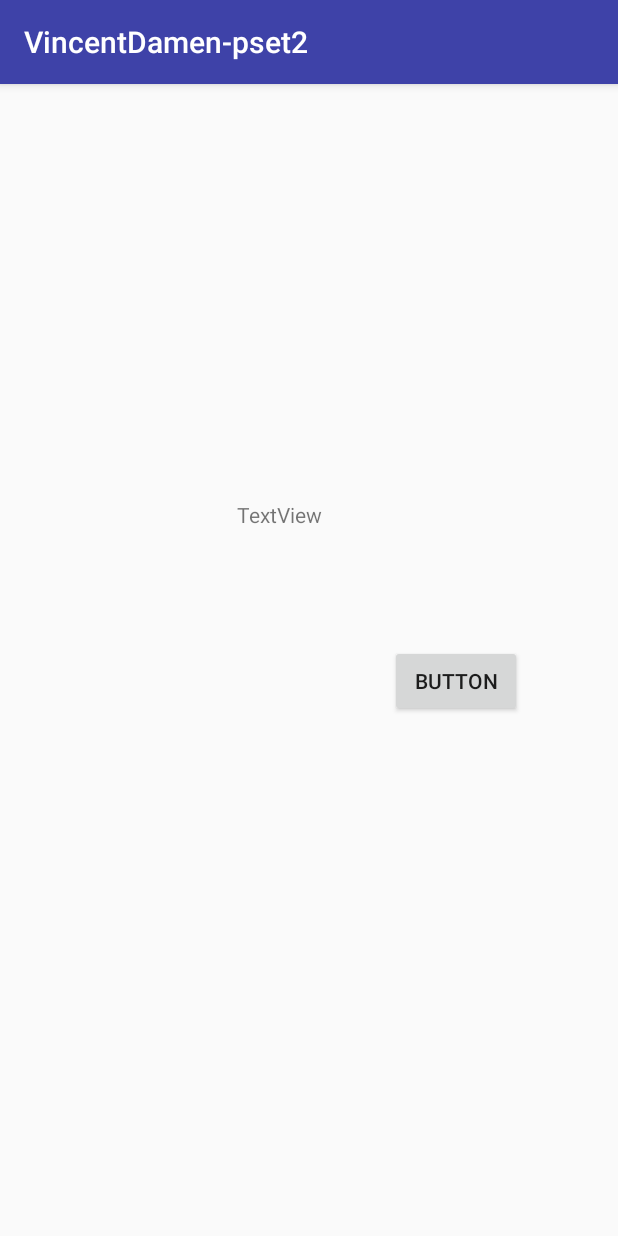
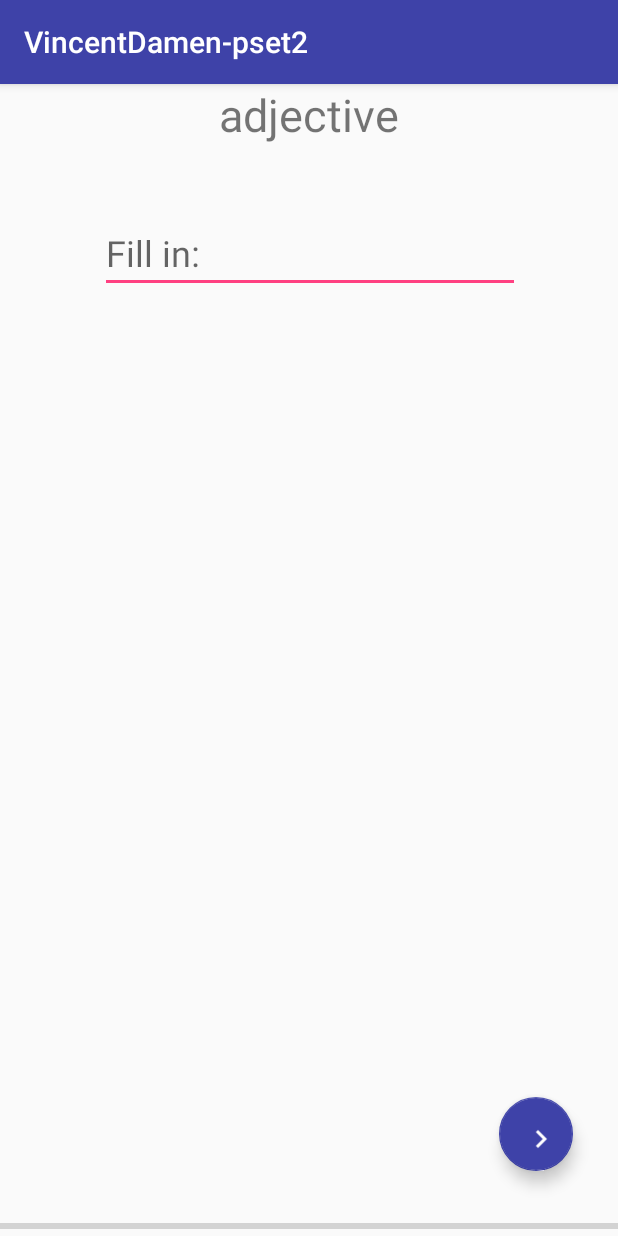
Before and after one commit to vincentdamen/AppStudio, an Android app: the screen it shows after launch (Input_words), after a tap on "RANDOM TEXT", on a phone screen of 412 x 824 dp. Run offline under Robolectric (Android 15) with nearby library versions, the phone set to English and light mode, and no system bars.

Commit message:
Finished the application

```diff
--- a/VincentDamenpset2/app/build.gradle
+++ b/VincentDamenpset2/app/build.gradle
@@ -25,4 +25,5 @@ dependencies {
     testImplementation 'junit:junit:4.12'
     androidTestImplementation 'com.android.support.test:runner:1.0.1'
     androidTestImplementation 'com.android.support.test.espresso:espresso-core:3.0.1'
+    implementation 'com.android.support:design:26.1.0'
 }
--- a/VincentDamenpset2/app/src/main/AndroidManifest.xml
+++ b/VincentDamenpset2/app/src/main/AndroidManifest.xml
@@ -17,7 +17,8 @@
             </intent-filter>
         </activity>
         <activity android:name=".Input_words" />
-        <activity android:name=".select_file"></activity>
+        <activity android:name=".select_file" />
+        <activity android:name=".Result_page"></activity>
     </application>
 
 </manifest>
--- /dev/null
+++ b/VincentDamenpset2/app/src/main/assets/madlib0_simple.txt
@@ -0,0 +1,3 @@
+I wannabe a <job> when I grow up.
+Just like my dad.
+Life is <adjective> like that!
--- a/VincentDamenpset2/app/src/main/java/com/example/vincent/vincentdamen_pset2/Input_words.java
+++ b/VincentDamenpset2/app/src/main/java/com/example/vincent/vincentdamen_pset2/Input_words.java
@@ -4,28 +4,90 @@ import android.content.Intent;
 import android.support.v7.app.AppCompatActivity;
 import android.os.Bundle;
 import android.view.View;
+import android.widget.EditText;
+import android.widget.ProgressBar;
 import android.widget.TextView;
 
-import org.w3c.dom.Text;
 
+import java.io.IOException;
 import java.io.InputStream;
+import java.util.Objects;
 
 public class Input_words extends AppCompatActivity {
+    int totalWords = 0;
+    int wordsDone = 0;
+    String currentWord = " ";
+    TextView placeHolder;
+    ProgressBar progressBar;
+    EditText editBox;
+    Story story;
+    String file;
     @Override
     protected void onCreate(Bundle savedInstanceState) {
         super.onCreate(savedInstanceState);
         setContentView(R.layout.activity_input_words);
+        Intent intent = getIntent();
+        file = intent.getStringExtra("file");
+        story=getStory(file);
+        placeHolder = (TextView) findViewById(R.id.Input);
+        progressBar = (ProgressBar) findViewById(R.id.progressBar);
+        editBox = (EditText) findViewById(R.id.editBox);
+        totalWords= story.getPlaceholderRemainingCount();
+        currentWord = story.getNextPlaceholder();
+        placeHolder.setText(currentWord);
+        changeProgress(totalWords,wordsDone,progressBar);
+        findViewById(R.id.submit).setOnClickListener(new Listener());
+    }
+
+    public Story getStory(String inFile) {
+        try {
+            InputStream Stream = getAssets().open(inFile);
+            return new Story(Stream);
+        } catch (IOException e) {
+            return null;
+        }
+    }
+    public class Listener implements View.OnClickListener {
+
+        @Override
+        public void onClick(View view) {
+            submitWord();
+        }
     }
 
     @Override
     public void onBackPressed() {
+        story.clear();
         Intent intent = new Intent(this, Initial_screen.class);
         startActivity(intent);
         finish();
     }
-    public void changeText(View view){
-        Intent intent= getIntent();
-        String file = intent.getStringExtra("file");
-        TextView textViewToChange = (TextView) findViewById(R.id.textView2);
-        textViewToChange.setText(file);}
+    public void changeProgress(int totalWords, int wordsDone, ProgressBar progressBar){
+        progressBar.setMax(totalWords);
+        progressBar.setProgress(wordsDone);
+    }
+    public void submitWord(){
+
+        String newWord = editBox.getText().toString();
+        if (!Objects.equals(newWord, "")){
+            wordsDone+=1;
+            changeProgress(totalWords,wordsDone,progressBar);
+            story.fillInPlaceholder(newWord);
+            editBox.setText("");
+            currentWord = story.getNextPlaceholder();
+            placeHolder.setText(currentWord);
+            if (totalWords!=wordsDone+1) {
+                wordsDone=0;
+                String result = story.toString();
+                showResult(result,file);
+            }
+        }
+    }
+    public void showResult(String result,String file){
+        Intent intent = new Intent(this, Result_page.class);
+        intent.putExtra("story",result);
+        intent.putExtra("file",file);
+        startActivity(intent);
+        finish();
+    }
 }
--- a/VincentDamenpset2/app/src/main/res/layout/activity_input_words.xml
+++ b/VincentDamenpset2/app/src/main/res/layout/activity_input_words.xml
@@ -1,39 +1,98 @@
 <?xml version="1.0" encoding="utf-8"?>
-<android.support.constraint.ConstraintLayout xmlns:android="http://schemas.android.com/apk/res/android"
+<android.widget.LinearLayout xmlns:android="http://schemas.android.com/apk/res/android"
     xmlns:app="http://schemas.android.com/apk/res-auto"
     xmlns:tools="http://schemas.android.com/tools"
     android:layout_width="match_parent"
     android:layout_height="match_parent"
+    android:orientation="vertical"
     tools:context="com.example.vincent.vincentdamen_pset2.Input_words">
 
+    <LinearLayout
+        android:layout_width="match_parent"
+        android:layout_height="257dp"
+        android:layout_weight="2"
+        android:orientation="vertical">
+
+        <android.support.constraint.ConstraintLayout
+            android:layout_width="match_parent"
+            android:layout_height="match_parent">
+
             <TextView
-        android:id="@+id/textView2"
+                android:id="@+id/Input"
                 android:layout_width="wrap_content"
                 android:layout_height="wrap_content"
-        android:layout_marginBottom="344dp"
-        android:layout_marginEnd="183dp"
-        android:layout_marginStart="143dp"
-        android:layout_marginTop="149dp"
+                android:layout_marginEnd="8dp"
+                android:layout_marginStart="8dp"
                 android:text="TextView"
+                android:textSize="30sp"
+                app:layout_constraintEnd_toEndOf="parent"
+                app:layout_constraintStart_toStartOf="parent"
+                tools:layout_editor_absoluteY="43dp"
+                tools:ignore="MissingConstraints" />
+
+            <TextView
+                android:id="@+id/textView4"
+                android:layout_width="wrap_content"
+                android:layout_height="wrap_content"
+                android:text="Enter the described word:"
+                android:textAlignment="textStart"
+                app:layout_constraintBottom_toTopOf="@+id/Input"
+                app:layout_constraintEnd_toEndOf="parent"
+                app:layout_constraintHorizontal_bias="0.5"
+                app:layout_constraintStart_toStartOf="parent" />
+        </android.support.constraint.ConstraintLayout>
+    </LinearLayout>
+
+    <LinearLayout
+        android:layout_width="match_parent"
+        android:layout_height="match_parent"
+        android:layout_weight="1"
+        android:orientation="vertical">
+
+        <android.support.constraint.ConstraintLayout
+            android:layout_width="match_parent"
+            android:layout_height="match_parent">
+
+            <EditText
+                android:id="@+id/editBox"
+                android:layout_width="wrap_content"
+                android:layout_height="wrap_content"
+                android:layout_marginEnd="8dp"
+                android:layout_marginStart="8dp"
+                android:ems="10"
+                android:hint="Fill in:"
+                android:inputType="textPersonName"
+                android:textSize="24sp"
+                app:layout_constraintEnd_toEndOf="parent"
+                app:layout_constraintHorizontal_bias="0.506"
+                app:layout_constraintStart_toStartOf="parent"
+                tools:ignore="MissingConstraints"
+                tools:layout_editor_absoluteY="0dp" />
+
+            <android.support.design.widget.FloatingActionButton
+                android:id="@+id/submit"
+                android:layout_width="56dp"
+                android:layout_height="49dp"
+                android:layout_marginBottom="30dp"
+                android:layout_marginEnd="30dp"
+                android:clickable="true"
+                app:backgroundTint="@color/colorPrimary"
+                app:layout_constraintBottom_toTopOf="@+id/progressBar"
+                app:layout_constraintEnd_toEndOf="parent"
+                app:srcCompat="@drawable/ic_chevron_right_white_48dp" />
+
+            <ProgressBar
+                android:id="@+id/progressBar"
+                style="?android:attr/progressBarStyleHorizontal"
+                android:layout_width="0dp"
+                android:layout_height="13dp"
+                android:indeterminate="false"
+                android:progressTint="@color/colorPrimary"
                 app:layout_constraintBottom_toBottomOf="parent"
                 app:layout_constraintEnd_toEndOf="parent"
-        app:layout_constraintStart_toStartOf="parent"
-        app:layout_constraintTop_toTopOf="parent"
-        tools:ignore="MissingConstraints" />
+                app:layout_constraintHorizontal_bias="0.0"
+                app:layout_constraintStart_toStartOf="parent" />
 
-    <Button
-        android:id="@+id/button"
-        android:layout_width="wrap_content"
-        android:layout_height="wrap_content"
-        android:layout_marginBottom="218dp"
-        android:layout_marginEnd="50dp"
-        android:layout_marginStart="246dp"
-        android:layout_marginTop="245dp"
-        android:onClick="changeText"
-        android:text="Button"
-        app:layout_constraintBottom_toBottomOf="parent"
-        app:layout_constraintEnd_toEndOf="parent"
-        app:layout_constraintStart_toStartOf="parent"
-        app:layout_constraintTop_toTopOf="parent"
-        tools:ignore="MissingConstraints" />
         </android.support.constraint.ConstraintLayout>
+    </LinearLayout>
+</android.widget.LinearLayout>
```
Also changed, not shown: VincentDamenpset2/app/src/main/assets/madlib1_tarzan.txt (added, +11 -0 lines), VincentDamenpset2/app/src/main/assets/madlib2_university.txt (added, +17 -0 lines), VincentDamenpset2/app/src/main/assets/madlib3_clothes.txt (added, +10 -0 lines), VincentDamenpset2/app/src/main/assets/madlib4_dance.txt (added, +12 -0 lines), VincentDamenpset2/app/src/main/java/com/example/vincent/vincentdamen_pset2/Initial_screen.java (+0 -17 lines), VincentDamenpset2/app/src/main/java/com/example/vincent/vincentdamen_pset2/Result_page.java (added, +39 -0 lines), VincentDamenpset2/app/src/main/java/com/example/vincent/vincentdamen_pset2/select_file.java (+1 -14 lines), VincentDamenpset2/app/src/main/res/drawable/ic_chevron_right_black_24dp.xml (added, +9 -0 lines), VincentDamenpset2/app/src/main/res/layout/activity_result_page.xml (added, +77 -0 lines), VincentDamenpset2/app/src/main/res/drawable-v24/ic_chevron_left_white_48dp.png (added), VincentDamenpset2/app/src/main/res/drawable-v24/ic_chevron_right_white_48dp.png (added). Lines whose indentation alone changed are shown as unchanged.
